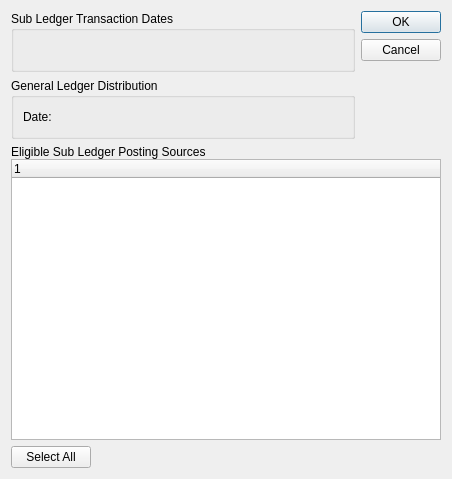
Before: the Qt Designer form guiclient/postSubLedger.ui in Pegasus-RPG/xtuple-client, drawn with Qt 5.
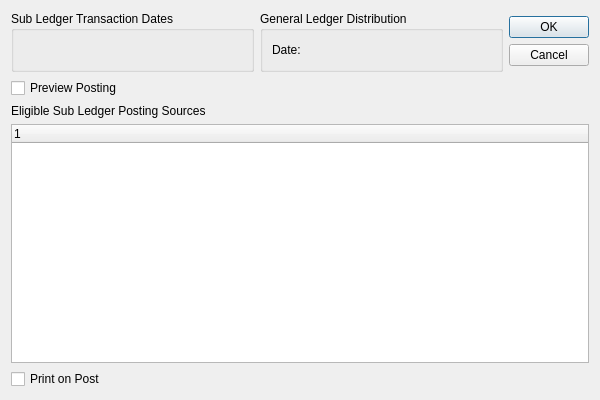
After: the same form once the commit is applied. Custom widgets are drawn as their Qt base class.

Commit message: issue #5121:  Add ability to preview G/L postings.

Patch:
```diff
--- a/guiclient/postSubLedger.ui
+++ b/guiclient/postSubLedger.ui
@@ -6,8 +6,8 @@
    <rect>
     <x>0</x>
     <y>0</y>
-    <width>452</width>
-    <height>479</height>
+    <width>600</width>
+    <height>400</height>
    </rect>
   </property>
   <property name="windowTitle">
@@ -39,17 +39,7 @@
      </layout>
     </widget>
    </item>
-   <item row="0" column="1" rowspan="2">
-    <widget class="QDialogButtonBox" name="_buttonBox">
-     <property name="orientation">
-      <enum>Qt::Vertical</enum>
-     </property>
-     <property name="standardButtons">
-      <set>QDialogButtonBox::Cancel|QDialogButtonBox::Ok</set>
-     </property>
-    </widget>
-   </item>
-   <item row="1" column="0">
+   <item row="0" column="1">
     <widget class="QGroupBox" name="_distGroup">
      <property name="title">
       <string>General Ledger Distribution</string>
@@ -81,50 +71,48 @@
      </layout>
     </widget>
    </item>
-   <item row="2" column="0" colspan="2">
-    <layout class="QVBoxLayout" name="verticalLayout">
-     <property name="spacing">
-      <number>0</number>
+   <item row="0" column="2">
+    <widget class="QDialogButtonBox" name="_buttonBox">
+     <property name="sizePolicy">
+      <sizepolicy hsizetype="Preferred" vsizetype="Fixed">
+       <horstretch>0</horstretch>
+       <verstretch>0</verstretch>
+      </sizepolicy>
      </property>
-     <item>
-      <widget class="QLabel" name="_sourcesLit">
-       <property name="text">
-        <string>Eligible Sub Ledger Posting Sources</string>
-       </property>
-      </widget>
-     </item>
-     <item>
-      <widget class="XTreeWidget" name="_sources">
-       <property name="selectionMode">
-        <enum>QAbstractItemView::ExtendedSelection</enum>
-       </property>
-      </widget>
-     </item>
-    </layout>
+     <property name="orientation">
+      <enum>Qt::Vertical</enum>
+     </property>
+     <property name="standardButtons">
+      <set>QDialogButtonBox::Cancel|QDialogButtonBox::Ok</set>
+     </property>
+    </widget>
    </item>
-   <item row="3" column="0">
-    <layout class="QHBoxLayout" name="horizontalLayout">
-     <item>
-      <widget class="QPushButton" name="_selectAll">
-       <property name="text">
-        <string>Select All</string>
-       </property>
-      </widget>
-     </item>
-     <item>
-      <spacer name="horizontalSpacer">
-       <property name="orientation">
-        <enum>Qt::Horizontal</enum>
-       </property>
-       <property name="sizeHint" stdset="0">
-        <size>
-         <width>40</width>
-         <height>20</height>
-        </size>
-       </property>
-      </spacer>
-     </item>
-    </layout>
+   <item row="1" column="0">
+    <widget class="XCheckBox" name="_preview">
+     <property name="text">
+      <string>Preview Posting</string>
+     </property>
+     <property name="forgetful">
+      <bool>true</bool>
+     </property>
+    </widget>
+   </item>
+   <item row="2" column="0">
+    <widget class="QLabel" name="_sourcesLit">
+     <property name="text">
+      <string>Eligible Sub Ledger Posting Sources</string>
+     </property>
+    </widget>
+   </item>
+   <item row="3" column="0" colspan="3">
+    <widget class="XTreeWidget" name="_sources"/>
+   </item>
+   <item row="4" column="0">
+    <widget class="XCheckBox" name="_print">
+     <property name="text">
+      <string>Print on Post</string>
+     </property>
+    </widget>
    </item>
   </layout>
  </widget>
@@ -139,6 +127,11 @@
    <extends>QWidget</extends>
    <header>datecluster.h</header>
   </customwidget>
+  <customwidget>
+   <class>XCheckBox</class>
+   <extends>QCheckBox</extends>
+   <header>xcheckbox.h</header>
+  </customwidget>
   <customwidget>
    <class>XTreeWidget</class>
    <extends>QTreeWidget</extends>
```
Left out of the diff: 28 changed lines with no effect on the pictures. The commit also changes 2 other files.
